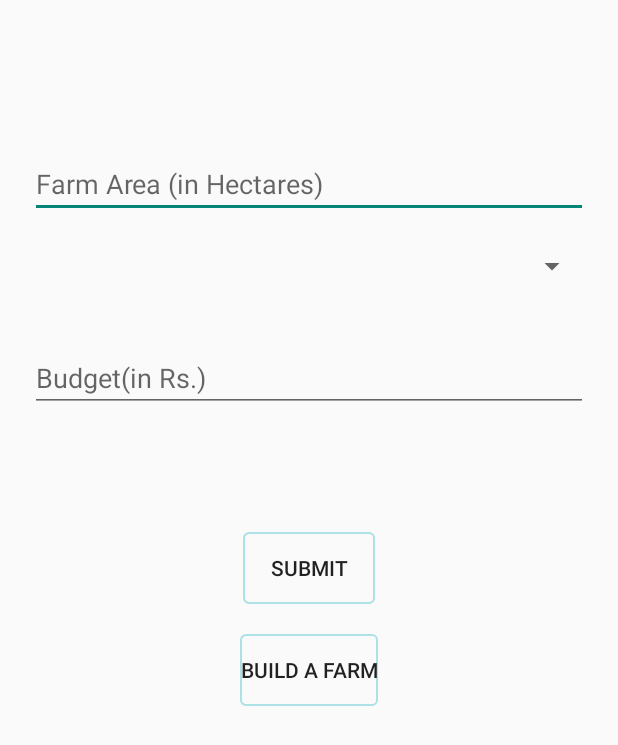
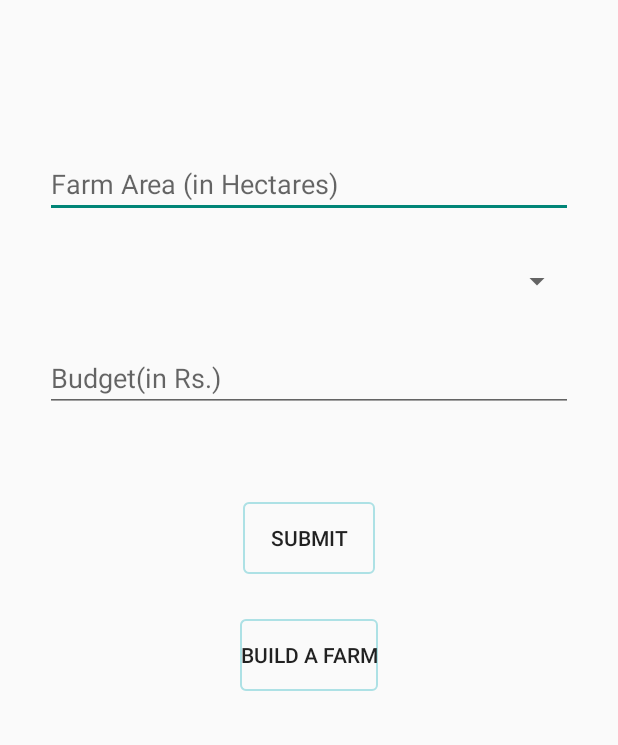
Before and after one commit to Codeminators/byldafarm, an Android app: the layout fragment_main.xml on its own in the app's theme, with its tools: preview values and no code run, on a phone screen of 412 x 824 dp. Shown: the top 745 px of the screen. Run offline under Robolectric (Android 15) with nearby library versions, the phone set to English and light mode, and no system bars.

Commit message:
layout changes in main fragmen

```diff
--- a/app/src/main/res/layout/fragment_main.xml
+++ b/app/src/main/res/layout/fragment_main.xml
@@ -36,9 +36,9 @@
             android:layout_height="wrap_content"
             android:hint="Location"
             android:textAlignment="center"
-            android:layout_marginTop="20dp"
+            android:layout_marginTop="30dp"
             android:layout_below="@+id/farm_area"
-            android:layout_marginBottom="20dp"
+            android:layout_marginBottom="30dp"
             android:layout_alignLeft="@+id/farm_area"
             android:layout_alignStart="@+id/farm_area"
             android:layout_alignRight="@+id/farm_area"
@@ -52,7 +52,8 @@
             android:textAlignment="center"
             android:inputType="phone"
             android:digits="0123456789"
-            android:layout_margin="20dp"
+            android:layout_marginLeft="30dp"
+            android:layout_marginRight="30dp"
             android:layout_below="@+id/farm_location" />
 
         <Button
@@ -72,7 +73,7 @@
         android:layout_below="@+id/submit"
         android:layout_centerHorizontal="true"
         android:background="@drawable/bbuton_primary_rounded"
-        android:layout_margin="20dp"
+        android:layout_margin="30dp"
         android:text="Build a Farm"
         android:id="@+id/build_a_farm"
         />
```
